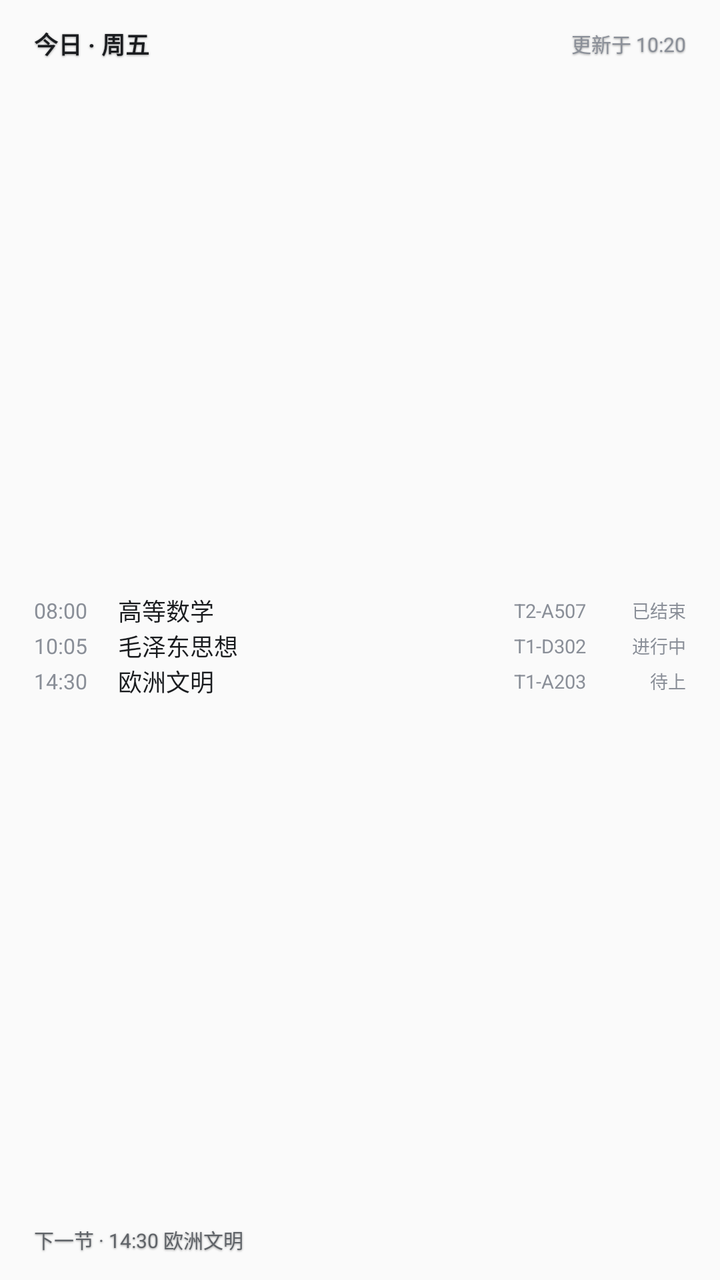
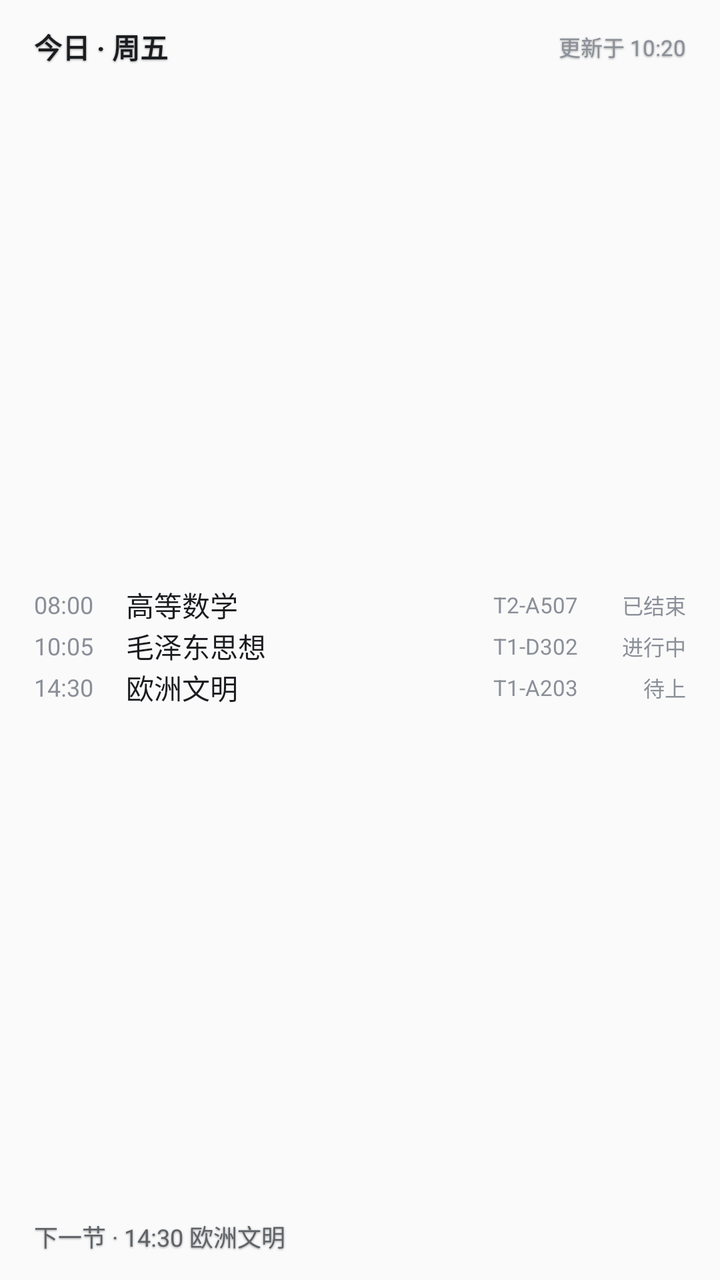

Two renders of the same Android screen: before a commit and after it. Below are the layout's source before the change and the commit's diff.
<!-- AndroidManifest.xml: application theme AppTheme -->
<!-- res/layout/widget_today_preview.xml -->
<?xml version="1.0" encoding="utf-8"?>
<LinearLayout xmlns:android="http://schemas.android.com/apk/res/android"
    android:layout_width="match_parent"
    android:layout_height="match_parent"
    android:orientation="vertical"
    android:padding="10dp">

    <LinearLayout
        android:layout_width="match_parent"
        android:layout_height="wrap_content"
        android:orientation="horizontal"
        android:gravity="center_vertical"
        android:paddingStart="7dp"
        android:paddingTop="3dp"
        android:paddingEnd="7dp"
        android:paddingBottom="3dp">

        <TextView
            android:shadowColor="#66000000"
            android:shadowDx="0"
            android:shadowDy="1"
            android:shadowRadius="2"
            android:layout_width="0dp"
            android:layout_height="wrap_content"
            android:layout_weight="1"
            android:maxLines="1"
            android:text="今日 · 周五"
            android:textColor="#1A1C1F"
            android:textSize="12sp"
            android:textStyle="bold" />

        <TextView
            android:shadowColor="#66000000"
            android:shadowDx="0"
            android:shadowDy="1"
            android:shadowRadius="2"
            android:layout_width="wrap_content"
            android:layout_height="wrap_content"
            android:maxLines="1"
            android:text="更新于 10:20"
            android:textColor="#8A8F98"
            android:textSize="10sp" />
    </LinearLayout>

    <LinearLayout
        android:layout_width="match_parent"
        android:layout_height="0dp"
        android:layout_weight="1"
        android:layout_marginTop="3dp"
        android:gravity="center_vertical"
        android:orientation="vertical"
        android:paddingStart="7dp"
        android:paddingEnd="7dp">

        <LinearLayout
            android:layout_width="match_parent"
            android:layout_height="wrap_content"
            android:orientation="horizontal"
            android:gravity="center_vertical">

            <TextView
                android:layout_width="42dp"
                android:layout_height="wrap_content"
                android:maxLines="1"
                android:text="08:00"
                android:textColor="#8A8F98"
                android:textSize="10.5sp" />

            <TextView
                android:layout_width="0dp"
                android:layout_height="wrap_content"
                android:layout_weight="1"
                android:ellipsize="end"
                android:maxLines="1"
                android:text="高等数学"
                android:textColor="#1A1C1F"
                android:textSize="12sp" />

            <TextView
                android:layout_width="wrap_content"
                android:layout_height="wrap_content"
                android:layout_marginStart="4dp"
                android:layout_marginEnd="6dp"
                android:maxLines="1"
                android:text="T2-A507"
                android:textColor="#8A8F98"
                android:textSize="9.5sp" />

            <TextView
                android:layout_width="44dp"
                android:layout_height="wrap_content"
                android:gravity="end"
                android:maxLines="1"
                android:text="已结束"
                android:textColor="#8A8F98"
                android:textSize="9sp" />
        </LinearLayout>

        <LinearLayout
            android:layout_width="match_parent"
            android:layout_height="wrap_content"
            android:orientation="horizontal"
            android:gravity="center_vertical">

            <TextView
                android:layout_width="42dp"
                android:layout_height="wrap_content"
                android:maxLines="1"
                android:text="10:05"
                android:textColor="#8A8F98"
                android:textSize="10.5sp" />

            <TextView
                android:layout_width="0dp"
                android:layout_height="wrap_content"
                android:layout_weight="1"
                android:ellipsize="end"
                android:maxLines="1"
                android:text="毛泽东思想"
                android:textColor="#1A1C1F"
                android:textSize="12sp" />

            <TextView
                android:layout_width="wrap_content"
                android:layout_height="wrap_content"
                android:layout_marginStart="4dp"
                android:layout_marginEnd="6dp"
                android:maxLines="1"
                android:text="T1-D302"
                android:textColor="#8A8F98"
                android:textSize="9.5sp" />

            <TextView
                android:layout_width="44dp"
                android:layout_height="wrap_content"
                android:gravity="end"
                android:maxLines="1"
                android:text="进行中"
                android:textColor="#8A8F98"
                android:textSize="9sp" />
        </LinearLayout>

        <LinearLayout
            android:layout_width="match_parent"
            android:layout_height="wrap_content"
            android:orientation="horizontal"
            android:gravity="center_vertical">

            <TextView
                android:layout_width="42dp"
                android:layout_height="wrap_content"
                android:maxLines="1"
                android:text="14:30"
                android:textColor="#8A8F98"
                android:textSize="10.5sp" />

            <TextView
                android:layout_width="0dp"
                android:layout_height="wrap_content"
                android:layout_weight="1"
                android:ellipsize="end"
                android:maxLines="1"
                android:text="欧洲文明"
                android:textColor="#1A1C1F"
                android:textSize="12sp" />

            <TextView
                android:layout_width="wrap_content"
                android:layout_height="wrap_content"
                android:layout_marginStart="4dp"
                android:layout_marginEnd="6dp"
                android:maxLines="1"
                android:text="T1-A203"
                android:textColor="#8A8F98"
                android:textSize="9.5sp" />

            <TextView
                android:layout_width="44dp"
                android:layout_height="wrap_content"
                android:gravity="end"
                android:maxLines="1"
                android:text="待上"
                android:textColor="#8A8F98"
                android:textSize="9sp" />
        </LinearLayout>
    </LinearLayout>

    <TextView
        android:shadowColor="#66000000"
        android:shadowDx="0"
        android:shadowDy="1"
        android:shadowRadius="2"
        android:layout_width="match_parent"
        android:layout_height="wrap_content"
        android:ellipsize="end"
        android:maxLines="1"
        android:paddingStart="7dp"
        android:paddingTop="3dp"
        android:paddingEnd="7dp"
        android:paddingBottom="3dp"
        android:text="下一节 · 14:30 欧洲文明"
        android:textColor="#5F6368"
        android:textSize="10sp" />
</LinearLayout>
<!-- resources referenced by this layout -->
<resources>
  <style name="AppTheme" parent="Theme.AppCompat.Light.DarkActionBar">
          
          <item name="colorPrimary">@color/colorPrimary</item>
          <item name="colorPrimaryDark">@color/colorPrimaryDark</item>
          <item name="colorAccent">@color/colorAccent</item>
      </style>
</resources>

<!-- the commit's change to res/layout/widget_today_preview.xml (unified diff, before → after) -->
@@ -26,7 +26,7 @@
             android:maxLines="1"
             android:text="今日 · 周五"
             android:textColor="#1A1C1F"
-            android:textSize="12sp"
+            android:textSize="14sp"
             android:textStyle="bold" />
 
         <TextView
@@ -39,7 +39,7 @@
             android:maxLines="1"
             android:text="更新于 10:20"
             android:textColor="#8A8F98"
-            android:textSize="10sp" />
+            android:textSize="11sp" />
     </LinearLayout>
 
     <LinearLayout
@@ -59,12 +59,12 @@
             android:gravity="center_vertical">
 
             <TextView
-                android:layout_width="42dp"
+                android:layout_width="46dp"
                 android:layout_height="wrap_content"
                 android:maxLines="1"
                 android:text="08:00"
                 android:textColor="#8A8F98"
-                android:textSize="10.5sp" />
+                android:textSize="12sp" />
 
             <TextView
                 android:layout_width="0dp"
@@ -74,7 +74,7 @@
                 android:maxLines="1"
                 android:text="高等数学"
                 android:textColor="#1A1C1F"
-                android:textSize="12sp" />
+                android:textSize="14sp" />
 
             <TextView
                 android:layout_width="wrap_content"
@@ -84,16 +84,16 @@
                 android:maxLines="1"
                 android:text="T2-A507"
                 android:textColor="#8A8F98"
-                android:textSize="9.5sp" />
-
-            <TextView
-                android:layout_width="44dp"
+                android:textSize="11sp" />
+
+            <TextView
+                android:layout_width="48dp"
                 android:layout_height="wrap_content"
                 android:gravity="end"
                 android:maxLines="1"
                 android:text="已结束"
                 android:textColor="#8A8F98"
-                android:textSize="9sp" />
+                android:textSize="10.5sp" />
         </LinearLayout>
 
         <LinearLayout
@@ -103,12 +103,12 @@
             android:gravity="center_vertical">
 
             <TextView
-                android:layout_width="42dp"
+                android:layout_width="46dp"
                 android:layout_height="wrap_content"
                 android:maxLines="1"
                 android:text="10:05"
                 android:textColor="#8A8F98"
-                android:textSize="10.5sp" />
+                android:textSize="12sp" />
 
             <TextView
                 android:layout_width="0dp"
@@ -118,7 +118,7 @@
                 android:maxLines="1"
                 android:text="毛泽东思想"
                 android:textColor="#1A1C1F"
-                android:textSize="12sp" />
+                android:textSize="14sp" />
 
             <TextView
                 android:layout_width="wrap_content"
@@ -128,16 +128,16 @@
                 android:maxLines="1"
                 android:text="T1-D302"
                 android:textColor="#8A8F98"
-                android:textSize="9.5sp" />
-
-            <TextView
-                android:layout_width="44dp"
+                android:textSize="11sp" />
+
+            <TextView
+                android:layout_width="48dp"
                 android:layout_height="wrap_content"
                 android:gravity="end"
                 android:maxLines="1"
                 android:text="进行中"
                 android:textColor="#8A8F98"
-                android:textSize="9sp" />
+                android:textSize="10.5sp" />
         </LinearLayout>
 
         <LinearLayout
@@ -147,12 +147,12 @@
             android:gravity="center_vertical">
 
             <TextView
-                android:layout_width="42dp"
+                android:layout_width="46dp"
                 android:layout_height="wrap_content"
                 android:maxLines="1"
                 android:text="14:30"
                 android:textColor="#8A8F98"
-                android:textSize="10.5sp" />
+                android:textSize="12sp" />
 
             <TextView
                 android:layout_width="0dp"
@@ -162,7 +162,7 @@
                 android:maxLines="1"
                 android:text="欧洲文明"
                 android:textColor="#1A1C1F"
-                android:textSize="12sp" />
+                android:textSize="14sp" />
 
             <TextView
                 android:layout_width="wrap_content"
@@ -172,16 +172,16 @@
                 android:maxLines="1"
                 android:text="T1-A203"
                 android:textColor="#8A8F98"
-                android:textSize="9.5sp" />
-
-            <TextView
-                android:layout_width="44dp"
+                android:textSize="11sp" />
+
+            <TextView
+                android:layout_width="48dp"
                 android:layout_height="wrap_content"
                 android:gravity="end"
                 android:maxLines="1"
                 android:text="待上"
                 android:textColor="#8A8F98"
-                android:textSize="9sp" />
+                android:textSize="10.5sp" />
         </LinearLayout>
     </LinearLayout>
 
@@ -200,5 +200,5 @@
         android:paddingBottom="3dp"
         android:text="下一节 · 14:30 欧洲文明"
         android:textColor="#5F6368"
-        android:textSize="10sp" />
+        android:textSize="12sp" />
 </LinearLayout>
